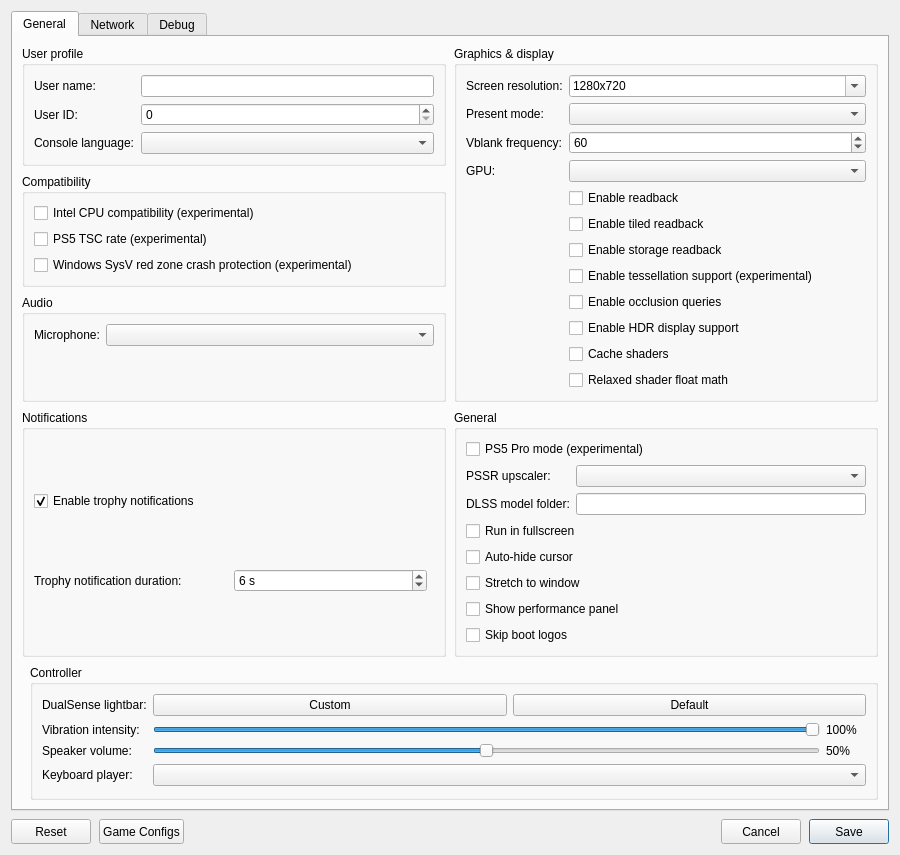
Before: the Qt Designer form src/launcher/forms/configuration_edit_dialog.ui in KytyPS5/KytyPS5, drawn with Qt 5.
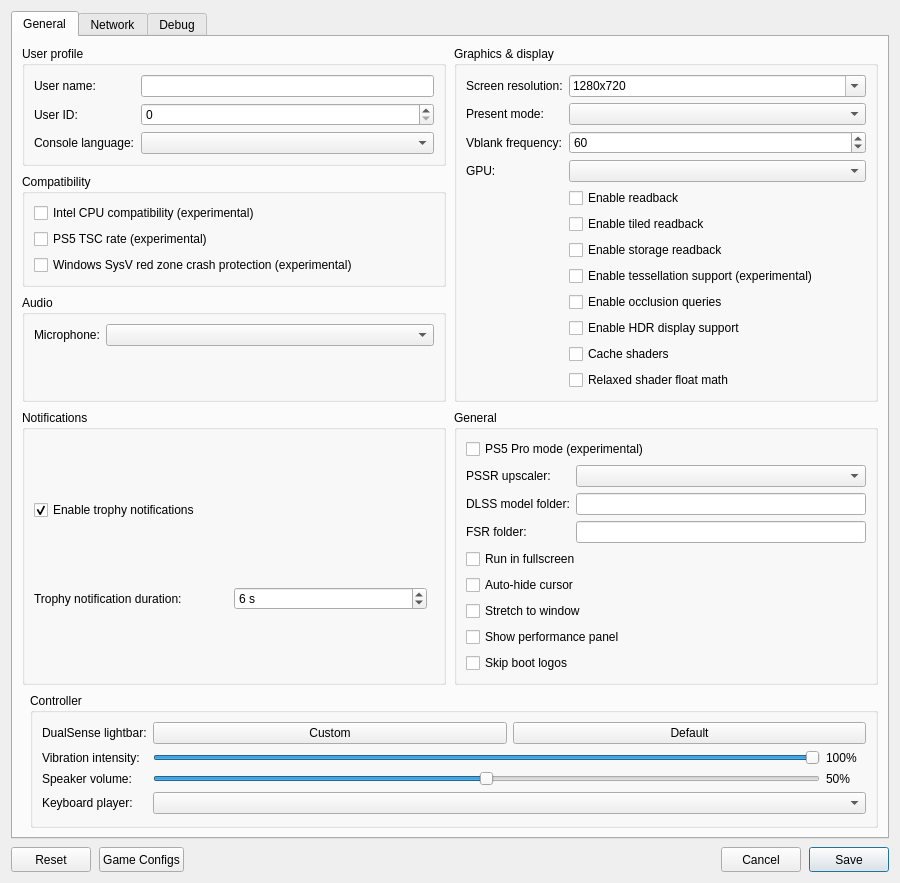
After: the same form once the commit is applied. Custom widgets are drawn as their Qt base class.

```diff
--- a/src/launcher/forms/configuration_edit_dialog.ui
+++ b/src/launcher/forms/configuration_edit_dialog.ui
@@ -283,6 +283,17 @@
                 <property name="clearButtonEnabled"><bool>true</bool></property>
                </widget>
               </item>
+              <item row="2" column="0">
+               <widget class="QLabel" name="label_fsr_folder">
+                <property name="text"><string>FSR folder:</string></property>
+               </widget>
+              </item>
+              <item row="2" column="1">
+               <widget class="MandatoryLineEdit" name="lineEdit_fsr_folder">
+                <property name="toolTip"><string>Folder with amd_fidelityfx_loader_vk.dll and amd_fidelityfx_upscaler_vk.dll (AMD FidelityFX SDK 2.4 or later)</string></property>
+                <property name="clearButtonEnabled"><bool>true</bool></property>
+               </widget>
+              </item>
              </layout>
             </item>
             <item>
```
